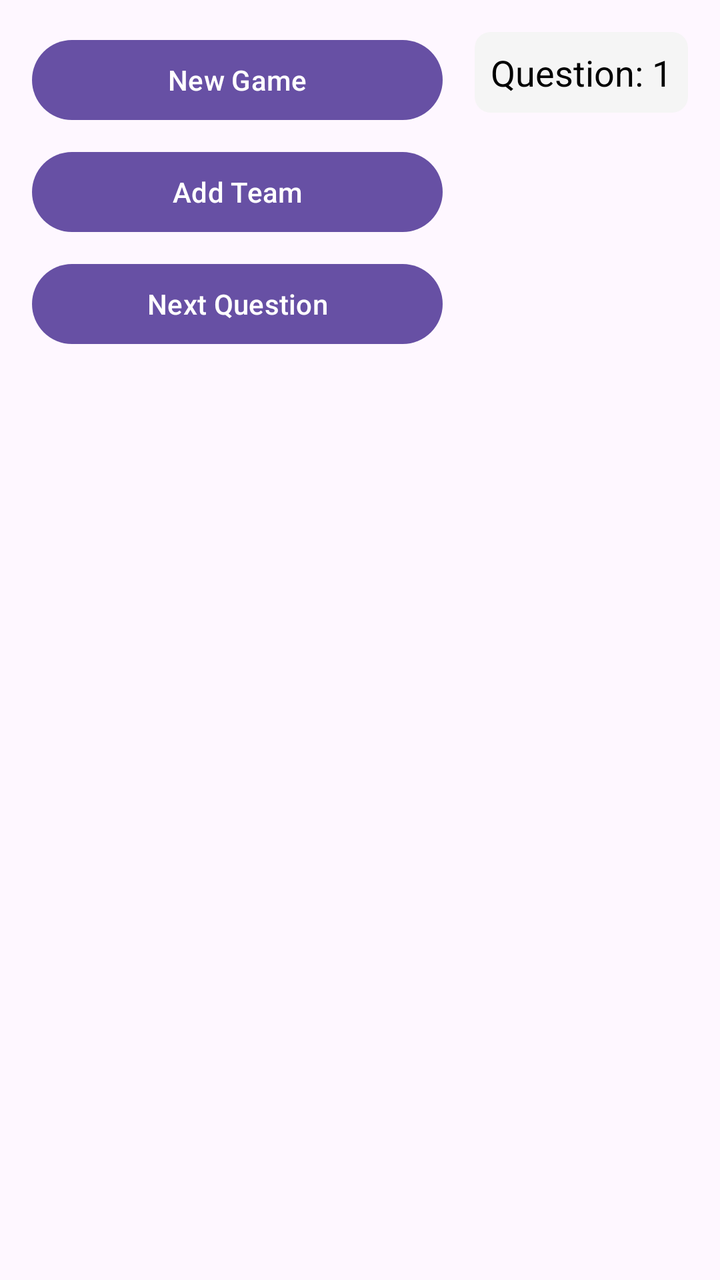
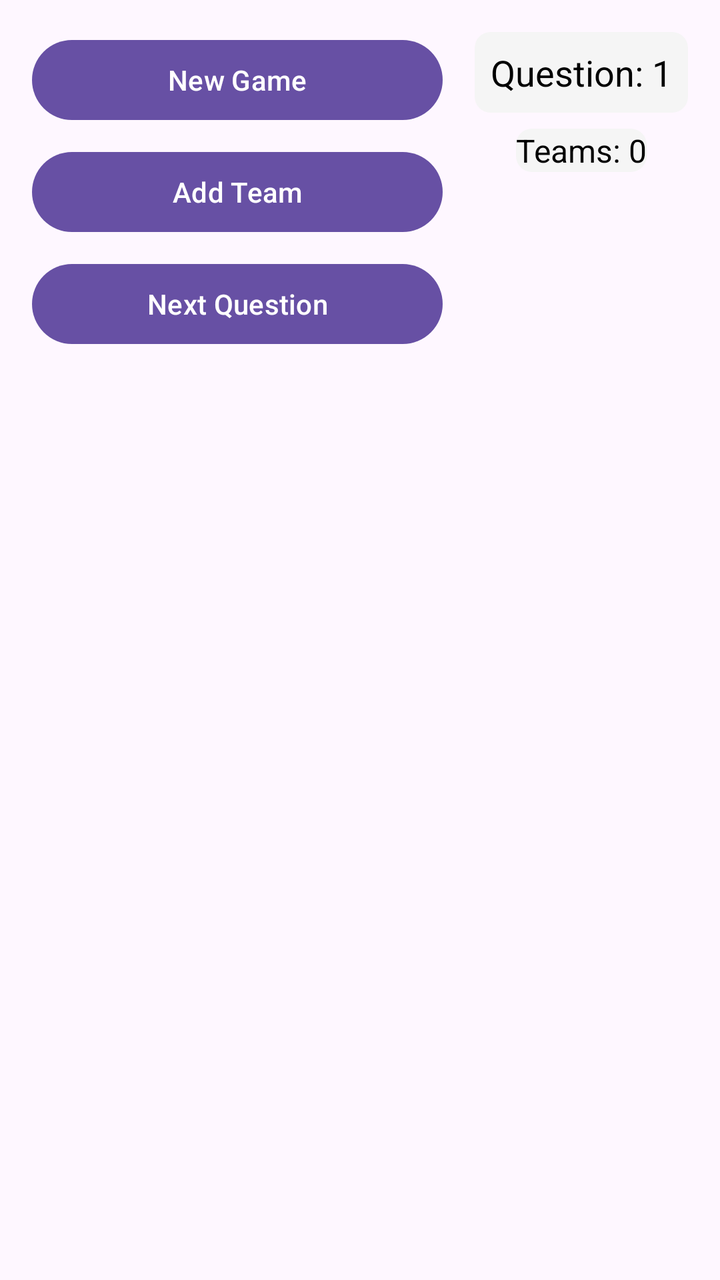

Before-and-after screenshots of an Android layout around one commit, followed by the original layout XML and the change that was made.
<!-- AndroidManifest.xml: application theme Theme.Trivia_game -->
<!-- res/layout/activity_main.xml -->
<?xml version="1.0" encoding="utf-8"?>
<androidx.constraintlayout.widget.ConstraintLayout
    xmlns:android="http://schemas.android.com/apk/res/android"
    xmlns:app="http://schemas.android.com/apk/res-auto"
    xmlns:tools="http://schemas.android.com/tools"
    android:id="@+id/main"
    android:layout_width="match_parent"
    android:background="@drawable/background_with_logo"
    android:layout_height="match_parent"
    android:fitsSystemWindows="true"
    tools:context=".MainActivity">

    <ScrollView
        android:id="@+id/teamsScrollView"
        android:layout_width="match_parent"
        android:layout_height="0dp"
        android:layout_marginStart="8dp"
        android:layout_marginTop="52dp"
        android:layout_marginEnd="8dp"
        android:layout_marginBottom="8dp"
        app:layout_constraintBottom_toBottomOf="parent"
        app:layout_constraintEnd_toEndOf="parent"
        app:layout_constraintHorizontal_bias="0.272"
        app:layout_constraintStart_toStartOf="parent"
        app:layout_constraintTop_toBottomOf="@+id/nextQuestion"
        app:layout_constraintVertical_bias="0.974">

        <LinearLayout
            android:id="@+id/teamsContainer"
            android:layout_width="match_parent"
            android:layout_height="wrap_content"
            android:orientation="vertical"
            android:paddingHorizontal="8dp"
            android:paddingVertical="8dp">

        </LinearLayout>
    </ScrollView>

    <Button
        android:id="@+id/newGame"
        android:layout_width="0dp"
        android:layout_height="wrap_content"
        android:layout_marginStart="16dp"
        android:layout_marginTop="16dp"
        android:layout_marginEnd="16dp"
        android:text="New Game"
        app:layout_constraintEnd_toStartOf="@+id/questionNumber"
        app:layout_constraintStart_toStartOf="parent"
        app:layout_constraintTop_toTopOf="parent" />



    <Button
        android:id="@+id/nextQuestion"
        android:layout_width="0dp"
        android:layout_height="wrap_content"
        android:layout_marginStart="16dp"
        android:layout_marginTop="8dp"
        android:layout_marginEnd="16dp"
        android:text="Next Question"
        app:layout_constraintEnd_toStartOf="@+id/questionNumber"
        app:layout_constraintStart_toStartOf="parent"
        app:layout_constraintTop_toBottomOf="@+id/addTeam" />

    <Button
        android:id="@+id/addTeam"
        android:layout_width="0dp"
        android:layout_height="wrap_content"
        android:layout_marginStart="16dp"
        android:layout_marginTop="8dp"
        android:layout_marginEnd="16dp"
        android:text="Add Team"
        app:layout_constraintEnd_toStartOf="@+id/questionNumber"
        app:layout_constraintStart_toStartOf="parent"
        app:layout_constraintTop_toBottomOf="@+id/newGame" />

    <TextView
        android:id="@+id/questionNumber"
        android:layout_width="wrap_content"
        android:layout_height="wrap_content"
        android:layout_marginTop="16dp"
        android:layout_marginEnd="16dp"
        android:background="@drawable/rounded_background"
        android:padding="8dp"
        android:text="Question: 1"
        android:textColor="@android:color/black"
        android:textSize="18sp"
        app:layout_constraintEnd_toEndOf="parent"
        app:layout_constraintTop_toTopOf="parent" />

</androidx.constraintlayout.widget.ConstraintLayout>
<!-- resources referenced by this layout -->
<resources>
  <!-- drawable background_with_logo (drawable) -->
  <?xml version="1.0" encoding="utf-8"?>
  <layer-list xmlns:android="http://schemas.android.com/apk/res/android">
      
      <item>
          <shape android:shape="rectangle">
              <gradient
                  android:startColor="@color/black"
                  android:endColor="@color/black"
                  android:angle="45"/>
          </shape>
      </item>
  
      
      <item
          android:drawable="@mipmap/ajs_logo"
          android:gravity="center"
          android:width="200dp"
          android:height="200dp"/>
  </layer-list>
  <!-- drawable rounded_background (drawable) -->
  <?xml version="1.0" encoding="utf-8"?>
  <shape xmlns:android="http://schemas.android.com/apk/res/android"
      android:shape="rectangle">
      <solid android:color="#F5F5F5" />
      <corners android:radius="8dp" />
  </shape>
  <style name="Theme.Trivia_game" parent="Base.Theme.Trivia_game" />
  <color name="black">#FF000000</color>
  <style name="Base.Theme.Trivia_game" parent="Theme.Material3.DayNight.NoActionBar">
          
          
      </style>
</resources>

<!-- the commit's change to res/layout/activity_main.xml (unified diff, before → after) -->
@@ -88,4 +88,18 @@
         app:layout_constraintEnd_toEndOf="parent"
         app:layout_constraintTop_toTopOf="parent" />
 
+    <TextView
+        android:id="@+id/teamCountText"
+        android:layout_width="wrap_content"
+        android:layout_height="wrap_content"
+        android:layout_margin="8dp"
+        android:layout_marginStart="64dp"
+        android:background="@drawable/rounded_background"
+        android:text="Teams: 0"
+        android:textColor="@android:color/black"
+        android:textSize="16sp"
+        app:layout_constraintEnd_toEndOf="parent"
+        app:layout_constraintStart_toEndOf="@+id/addTeam"
+        app:layout_constraintTop_toBottomOf="@+id/questionNumber" />
+
 </androidx.constraintlayout.widget.ConstraintLayout>
